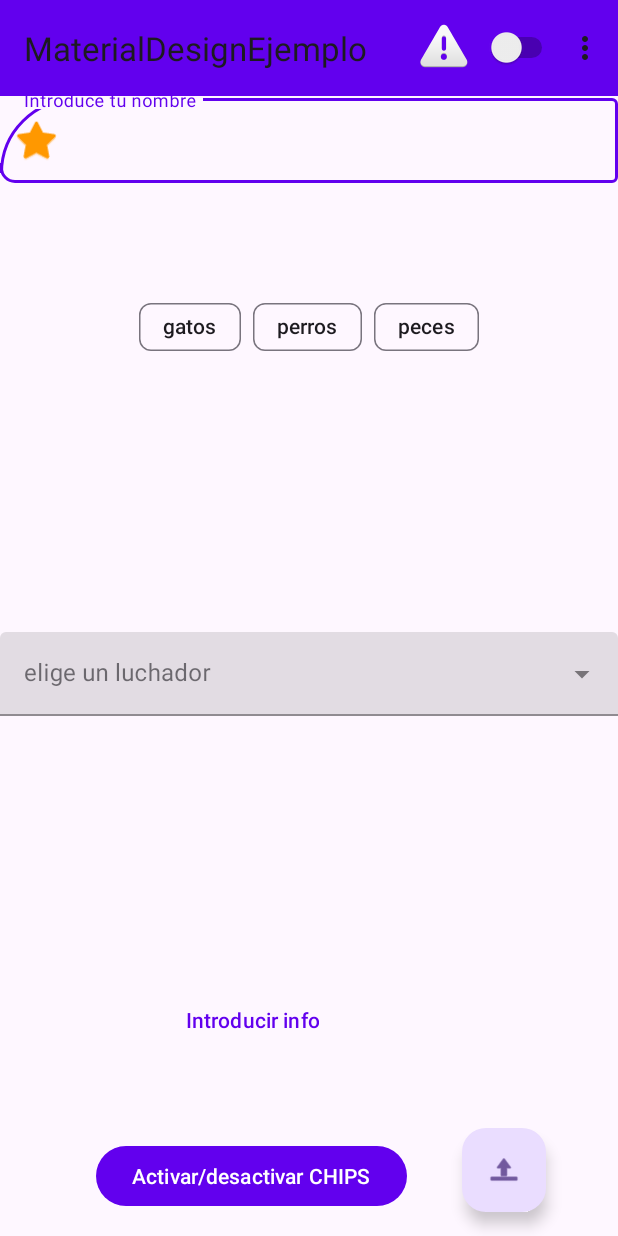
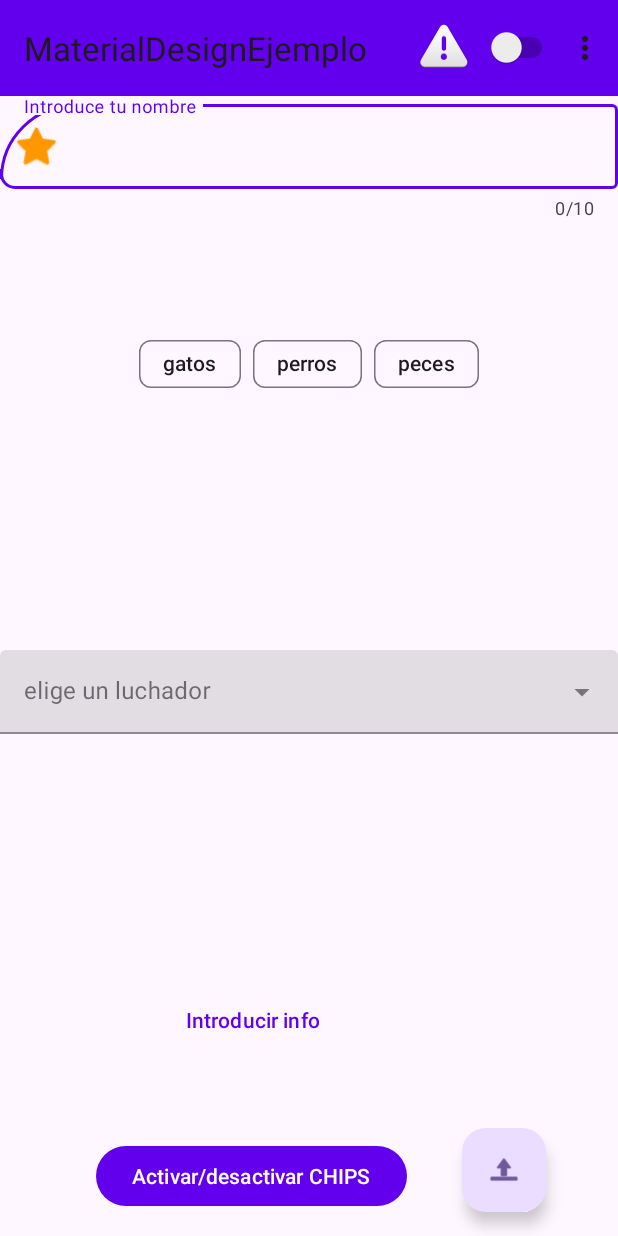
Before and after one commit to ANavarro96/PMM, an Android app: the screen it shows after launch (MainActivity), on a phone screen of 412 x 824 dp. Run offline under Robolectric (Android 15) with nearby library versions, the phone set to English and light mode, and no system bars.

Commit message:
Added Kotlin plugin.
Implemented TextInputLayout example, fixed Dialog error related with used of context

```diff
--- a/MaterialDesignEjemplo/app/build.gradle
+++ b/MaterialDesignEjemplo/app/build.gradle
@@ -1,9 +1,10 @@
 plugins {
     id 'com.android.application'
+    id 'kotlin-android'
 }
 
 android {
-    compileSdk 313
+    compileSdk 31
     defaultConfig {
         applicationId "com.example.materialdesignejemplo"
         minSdk 21
--- a/MaterialDesignEjemplo/app/src/main/java/com/example/materialdesignejemplo/MainActivity.kt
+++ b/MaterialDesignEjemplo/app/src/main/java/com/example/materialdesignejemplo/MainActivity.kt
@@ -17,14 +17,20 @@ import com.google.android.material.snackbar.BaseTransientBottomBar
 import com.google.android.material.dialog.MaterialAlertDialogBuilder
 import android.content.DialogInterface.OnMultiChoiceClickListener
 import android.content.DialogInterface
+import android.text.Editable
+import android.text.TextWatcher
 import android.view.*
 import android.widget.Button
+import androidx.core.widget.addTextChangedListener
+import androidx.core.widget.doAfterTextChanged
 import com.google.android.material.appbar.MaterialToolbar
+import com.google.android.material.textfield.TextInputLayout
 import java.util.*
 
 class MainActivity : AppCompatActivity() {
     lateinit var fab: FloatingActionButton
     lateinit var texto: TextInputEditText
+    lateinit var textLayout: TextInputLayout
     lateinit var textoDesplegable: AutoCompleteTextView
     lateinit  var cl: ConstraintLayout
     lateinit var botonChips: Button
@@ -72,62 +78,15 @@ class MainActivity : AppCompatActivity() {
         }
     }
 
-    override fun onCreate(savedInstanceState: Bundle?) {
-        super.onCreate(savedInstanceState)
-        setContentView(R.layout.activity_main)
+    fun inicializarToolbar(){
         toolbar = findViewById(R.id.materialToolbar)
         setSupportActionBar(toolbar)
+        // Tras esto el menu se infla con el metodo onCreteOptionsMenu
+        // Se asignan las funciones capturadores con onOptionItemSelected
+    }
+
+    fun inicializarFAB(){
         fab = findViewById(R.id.fab)
-        texto = findViewById(R.id.texto)
-        cl = findViewById(R.id.cl)
-        botonChips = findViewById(R.id.botonChips)
-        botonInput = findViewById(R.id.botonInput)
-        chipGroup = findViewById(R.id.grupoChip)
-        perros = findViewById(R.id.perros)
-        gatos = findViewById(R.id.gatos)
-        peces = findViewById(R.id.peces)
-        textoDesplegable = findViewById(R.id.luchadores)
-        val adaptador = ArrayAdapter(this, android.R.layout.simple_spinner_item, luchadores)
-        textoDesplegable.setAdapter(adaptador)
-        textoDesplegable.setSelection(0)
-
-        /*
-         * El AutoCompleteText implementa el evento setOnItemClickListener
-         */
-        textoDesplegable.setOnItemClickListener { parent, view, position, id ->
-            if (position == 0) {
-                Snackbar.make(
-                    cl,
-                    "MY TIME IS UP MY TIME IS NOW",
-                    BaseTransientBottomBar.LENGTH_LONG
-                ).show()
-            } else if (position == 1) {
-                Snackbar.make(cl, "DO YOU SMELL?", BaseTransientBottomBar.LENGTH_SHORT).show()
-            } else {
-                Snackbar.make(cl, "GONGGGGGG", BaseTransientBottomBar.LENGTH_INDEFINITE).show()
-            }
-        }
-        botonChips.setOnClickListener {
-            val lista = arrayOf("Perros", "Gatos", "Peces")
-            val seleccionados =
-                booleanArrayOf(perros.isChecked(), gatos.isChecked(), peces.isChecked())
-            val dialogo = MaterialAlertDialogBuilder(applicationContext)
-            dialogo.setTitle("Ejemplo selección")
-            /*
-                     * Al método setMultipleChoiceItems tenemos que pasarle la lista de elementos, un array de booleanos
-                     * indicando el estado de cada elemento (pulsado o no), y la función capturadora,
-                     * la cual recibe el botón pulsado (which) y su estado (isChecked)
-                     */
-            dialogo.setMultiChoiceItems(lista, seleccionados) { dialog, which, isChecked ->
-            if (which == 0)
-                perros.setChecked(isChecked)
-            else if (which == 1) gatos.setChecked(
-                isChecked
-            ) else peces.setChecked(isChecked)
-        }
-            dialogo.show()
-        }
-
         fab.setOnClickListener { /*
                  * Esta es la implementación más sencilla de un dialogo.
                  * Title: Título del dialogo
@@ -162,14 +121,75 @@ class MainActivity : AppCompatActivity() {
             dialogo.show()
         }
 
+    }
+
+    fun inicializarAutoCompleteText(){
+        textoDesplegable = findViewById(R.id.luchadores)
+        val adaptador = ArrayAdapter(this, android.R.layout.simple_spinner_item, luchadores)
+        textoDesplegable.setAdapter(adaptador)
+        textoDesplegable.setSelection(0)
+
+        /*
+         * El AutoCompleteText implementa el evento setOnItemClickListener
+         */
+        textoDesplegable.setOnItemClickListener { parent, view, position, id ->
+            if (position == 0) {
+                Snackbar.make(
+                    cl,
+                    "MY TIME IS UP MY TIME IS NOW",
+                    BaseTransientBottomBar.LENGTH_LONG
+                ).show()
+            } else if (position == 1) {
+                Snackbar.make(cl, "DO YOU SMELL?", BaseTransientBottomBar.LENGTH_SHORT).show()
+            } else {
+                Snackbar.make(cl, "GONGGGGGG", BaseTransientBottomBar.LENGTH_INDEFINITE).show()
+            }
+        }
+    }
+
+    fun inicializarChips(){
+        botonChips = findViewById(R.id.botonChips)
+        chipGroup = findViewById(R.id.grupoChip)
+        perros = findViewById(R.id.perros)
+        gatos = findViewById(R.id.gatos)
+        peces = findViewById(R.id.peces)
+
+        botonChips.setOnClickListener {
+            val lista = arrayOf("Perros", "Gatos", "Peces")
+            val seleccionados =
+                booleanArrayOf(perros.isChecked(), gatos.isChecked(), peces.isChecked())
+            val dialogo = MaterialAlertDialogBuilder(this)
+            dialogo.setTitle("Ejemplo selección")
+            /*
+                     * Al método setMultipleChoiceItems tenemos que pasarle la lista de elementos, un array de booleanos
+                     * indicando el estado de cada elemento (pulsado o no), y la función capturadora,
+                     * la cual recibe el botón pulsado (which) y su estado (isChecked)
+                     */
+            dialogo.setMultiChoiceItems(lista, seleccionados) { dialog, which, isChecked ->
+                if (which == 0)
+                    perros.setChecked(isChecked)
+                else if (which == 1) gatos.setChecked(
+                    isChecked
+                ) else peces.setChecked(isChecked)
+            }
+            dialogo.show()
+        }
+
+
+    }
+
+    fun inicializarBoton(){
+        botonInput = findViewById(R.id.botonInput)
+
+
         botonInput.setOnClickListener{
             /*
                  * Esta implementación de un dialogo usa una interfaz propia (R.layout.dialogo)
                  * Para acceder a los componentes de dicha interfaz primero hay que inflarla.
                  */
-            layoutDialogo = LayoutInflater.from(applicationContext)
+            layoutDialogo = LayoutInflater.from(this)
                 .inflate(R.layout.layoutdialogo, null, false)
-            val dialogo = MaterialAlertDialogBuilder(applicationContext)
+            val dialogo = MaterialAlertDialogBuilder(this)
             dialogo.setTitle("Ejemplo de dialogo")
             dialogo.setView(layoutDialogo)
             dialogo.setPositiveButton("OK") { dialog, which ->
@@ -185,4 +205,46 @@ class MainActivity : AppCompatActivity() {
             dialogo.show()
         }
     }
+
+    fun inicializarTexto(){
+        texto = findViewById(R.id.texto)
+        textLayout = findViewById(R.id.textField)
+
+        texto.doAfterTextChanged { nuevoTexto ->
+            if (nuevoTexto != null) {
+                if(nuevoTexto.length == 6 && nuevoTexto.toString() == "Hitler")
+                    textLayout.error = "No se puede poner esta palabra"
+                else
+                    textLayout.error = null
+            }
+        }
+        // Podríais usar este método también
+        /*
+        texto.addTextChangedListener(object : TextWatcher{
+            override fun beforeTextChanged(s: CharSequence?, start: Int, count: Int, after: Int) {
+
+            }
+
+            override fun onTextChanged(s: CharSequence?, start: Int, before: Int, count: Int) {
+
+            }
+
+            override fun afterTextChanged(s: Editable?) {
+
+            }
+        })*/
+    }
+
+    override fun onCreate(savedInstanceState: Bundle?) {
+        super.onCreate(savedInstanceState)
+        setContentView(R.layout.activity_main)
+
+        cl = findViewById(R.id.cl)
+        inicializarToolbar()
+        inicializarFAB()
+        inicializarAutoCompleteText()
+        inicializarChips()
+        inicializarBoton()
+        inicializarTexto()
+    }
 }
--- a/MaterialDesignEjemplo/app/src/main/res/layout/activity_main.xml
+++ b/MaterialDesignEjemplo/app/src/main/res/layout/activity_main.xml
@@ -45,15 +45,19 @@
         android:id="@+id/textField"
         android:layout_width="0dp"
         android:layout_height="wrap_content"
-        android:layout_marginTop="60dp"
         android:hint="Introduce tu nombre"
         app:boxCornerRadiusBottomStart="10dp"
         app:boxCornerRadiusTopStart="50dp"
+        app:counterEnabled="true"
+        app:counterMaxLength="10"
         app:endIconDrawable="@android:drawable/btn_dialog"
         app:endIconMode="clear_text"
+        app:errorContentDescription="No puedes introducit 'Hitler'"
+        app:errorEnabled="true"
+        app:errorIconTintMode="screen"
         app:layout_constraintEnd_toEndOf="parent"
         app:layout_constraintStart_toStartOf="parent"
-        app:layout_constraintTop_toTopOf="parent"
+        app:layout_constraintTop_toBottomOf="@+id/materialToolbar"
         app:startIconDrawable="@android:drawable/btn_star_big_on"
         app:startIconTint="#FF9800">
 
@@ -120,7 +124,8 @@
             android:layout_width="match_parent"
             android:layout_height="wrap_content"
             android:hint="elige un luchador"
-            android:inputType="none" />
+            android:inputType="none"
+            android:popupBackground="@drawable/the_stone" />
     </com.google.android.material.textfield.TextInputLayout>
 
 </androidx.constraintlayout.widget.ConstraintLayout>
--- a/MaterialDesignEjemplo/build.gradle
+++ b/MaterialDesignEjemplo/build.gradle
@@ -1,11 +1,13 @@
 // Top-level build file where you can add configuration options common to all sub-projects/modules.
 buildscript {
+    ext.kotlin_version = '1.8.0-Beta'
     repositories {
         google()
         mavenCentral()
     }
     dependencies {
         classpath 'com.android.tools.build:gradle:7.2.2'
+        classpath "org.jetbrains.kotlin:kotlin-gradle-plugin:$kotlin_version"
 
         // NOTE: Do not place your application dependencies here; they belong
         // in the individual module build.gradle files
```
